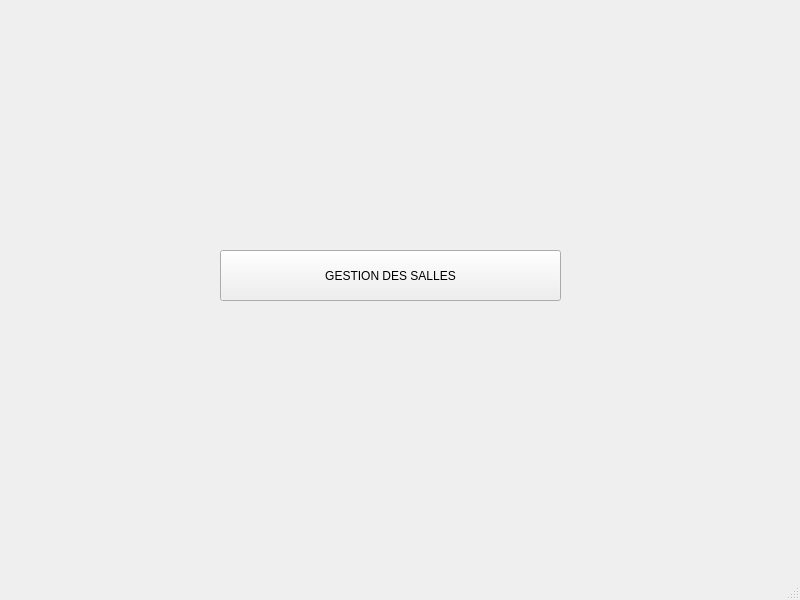
The window that Documents/projectgds/mainwindow.ui (MOOTEZSLIM/Coworking-space) describes before a commit, drawn with Qt 5.
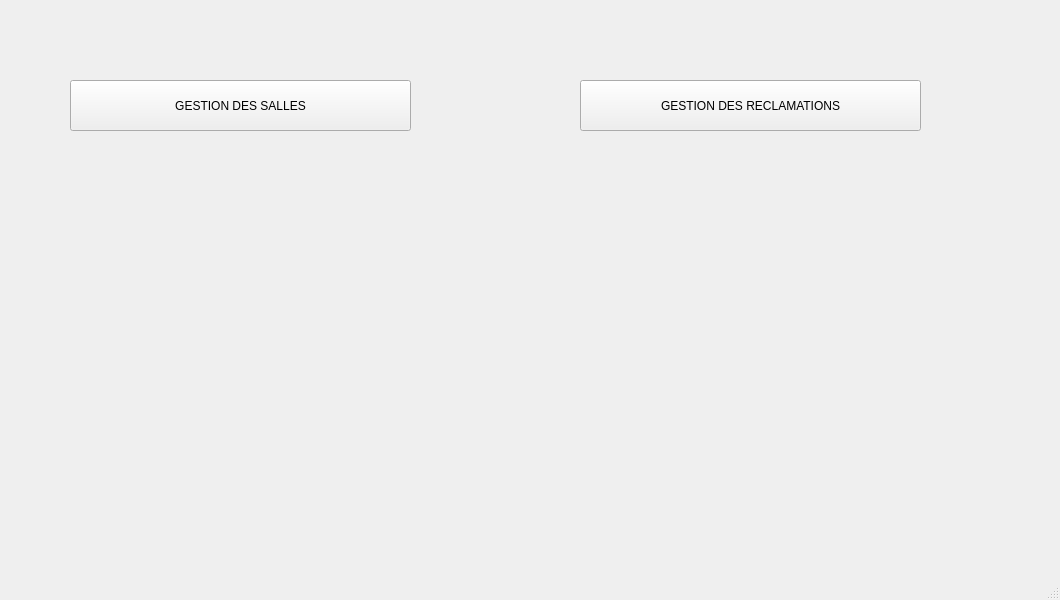
The same window after the commit.

```diff
--- a/Documents/projectgds/mainwindow.ui
+++ b/Documents/projectgds/mainwindow.ui
@@ -6,7 +6,7 @@
    <rect>
     <x>0</x>
     <y>0</y>
-    <width>800</width>
+    <width>1060</width>
     <height>600</height>
    </rect>
   </property>
@@ -17,8 +17,8 @@
    <widget class="QPushButton" name="pushButton">
     <property name="geometry">
      <rect>
-      <x>220</x>
-      <y>250</y>
+      <x>70</x>
+      <y>80</y>
       <width>341</width>
       <height>51</height>
      </rect>
@@ -27,6 +27,19 @@
      <string>GESTION DES SALLES</string>
     </property>
    </widget>
+   <widget class="QPushButton" name="pushButton_2">
+    <property name="geometry">
+     <rect>
+      <x>580</x>
+      <y>80</y>
+      <width>341</width>
+      <height>51</height>
+     </rect>
+    </property>
+    <property name="text">
+     <string>GESTION DES RECLAMATIONS</string>
+    </property>
+   </widget>
   </widget>
   <widget class="QMenuBar" name="menubar">
    <property name="geometry">
```
Left out of the diff: 2 changed lines with no effect on the pictures.
